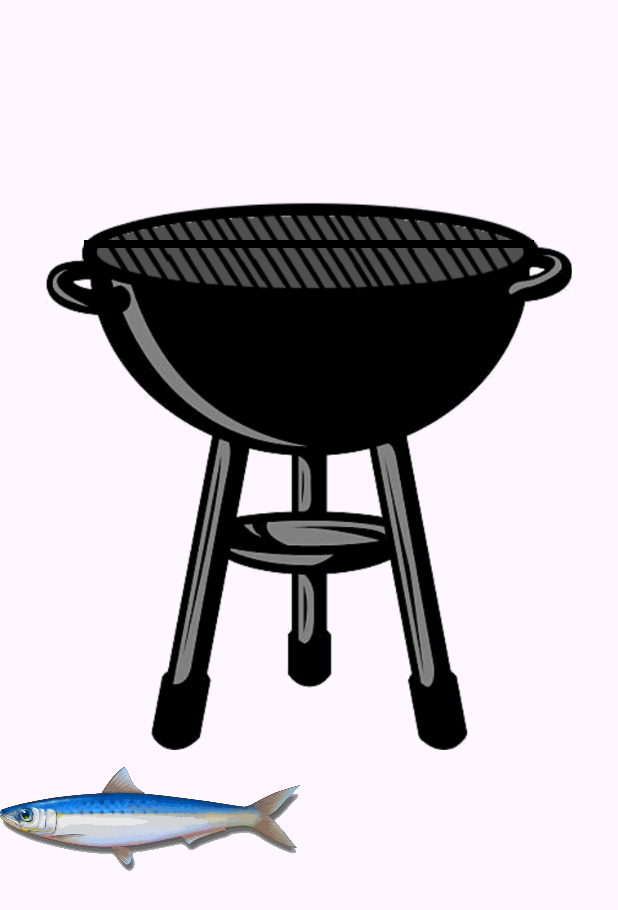
After one commit to igonzalezDM2/didactic-app, an Android app: the layout activity_cocinar.xml on its own in the app's theme, with its tools: preview values and no code run, on a phone screen of 412 x 824 dp. The commit adds this screen. Shown: the top 910 px of the screen. Run offline under Robolectric (Android 15) with nearby library versions, the phone set to English and light mode, and no system bars.

Commit message:
Emepzando con la de cocinar sardinas

```diff
--- a/app/src/main/AndroidManifest.xml
+++ b/app/src/main/AndroidManifest.xml
@@ -18,6 +18,9 @@
         android:theme="@style/Theme.Didacticapp"
         tools:targetApi="31">
         <activity
+            android:name=".CocinarActivity"
+            android:exported="false" />
+        <activity
             android:name=".SopaActivity"
             android:exported="false" />
         <activity
--- /dev/null
+++ b/app/src/main/res/layout/activity_cocinar.xml
@@ -0,0 +1,35 @@
+<?xml version="1.0" encoding="utf-8"?>
+<RelativeLayout xmlns:android="http://schemas.android.com/apk/res/android"
+    xmlns:app="http://schemas.android.com/apk/res-auto"
+    xmlns:tools="http://schemas.android.com/tools"
+    android:layout_width="match_parent"
+    android:layout_height="match_parent"
+    android:orientation="vertical"
+    android:id="@+id/main"
+    tools:context=".CocinarActivity">
+
+    <ImageView
+        android:layout_width="match_parent"
+        android:layout_height="500sp"
+        android:layout_gravity="center"
+        android:id="@+id/parrilla"
+        android:layout_alignParentTop="true"
+        android:src="@drawable/parrilla_vacia"/>
+
+    <View
+        android:layout_width="300sp"
+        android:layout_height="5sp"
+        android:layout_marginTop="160sp"
+        android:layout_centerHorizontal="true"
+        android:id="@+id/tvReferencia"
+        android:background="@color/black"
+        />
+
+    <ImageView
+        android:id="@+id/sardina1"
+        android:layout_width="200sp"
+        android:layout_height="92dp"
+        android:layout_marginTop="500sp"
+        android:src="@drawable/sardina" />
+
+</RelativeLayout>
--- a/app/src/main/res/layout/activity_main.xml
+++ b/app/src/main/res/layout/activity_main.xml
@@ -19,4 +19,10 @@
         android:id="@+id/btnSopa"
         android:text="Sopa de letras" />
 
+    <Button
+        android:layout_width="match_parent"
+        android:layout_height="wrap_content"
+        android:id="@+id/btnCocinar"
+        android:text="Cocinar sardinas" />
+
 </LinearLayout>
```
Also changed, not shown: app/src/main/java/com/example/didactic_app/CocinarActivity.kt (added, +107 -0 lines), app/src/main/java/com/example/didactic_app/MainActivity.kt (+7 -0 lines), app/src/main/res/drawable/parrilla.png (added), app/src/main/res/drawable/parrilla_vacia.png (added), app/src/main/res/drawable/plato.png (added), app/src/main/res/drawable/sardina.png (added), app/src/main/res/drawable/sardina_chamuscada.png (added).
